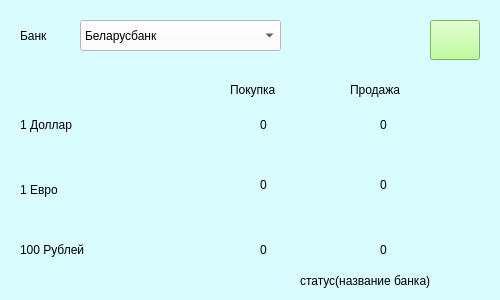
Old version of the form Form.ui in the repository EfimTishkovski/simple_parser.
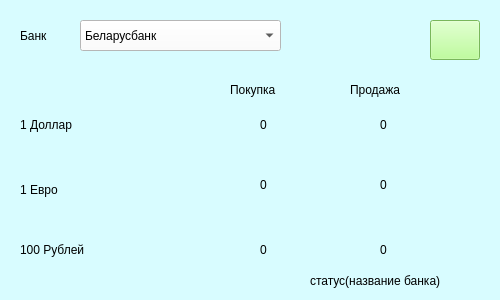
New version of the form. Icons and pictures are not drawn.

Commit message: Добавлена кнопка обновить. Готово к тестированию.

```diff
--- a/Form.ui
+++ b/Form.ui
@@ -340,9 +340,9 @@
   <widget class="QLabel" name="messege_label">
    <property name="geometry">
     <rect>
-     <x>300</x>
+     <x>310</x>
      <y>270</y>
-     <width>191</width>
+     <width>181</width>
      <height>21</height>
     </rect>
    </property>
```
The commit also changes 1 other file.
